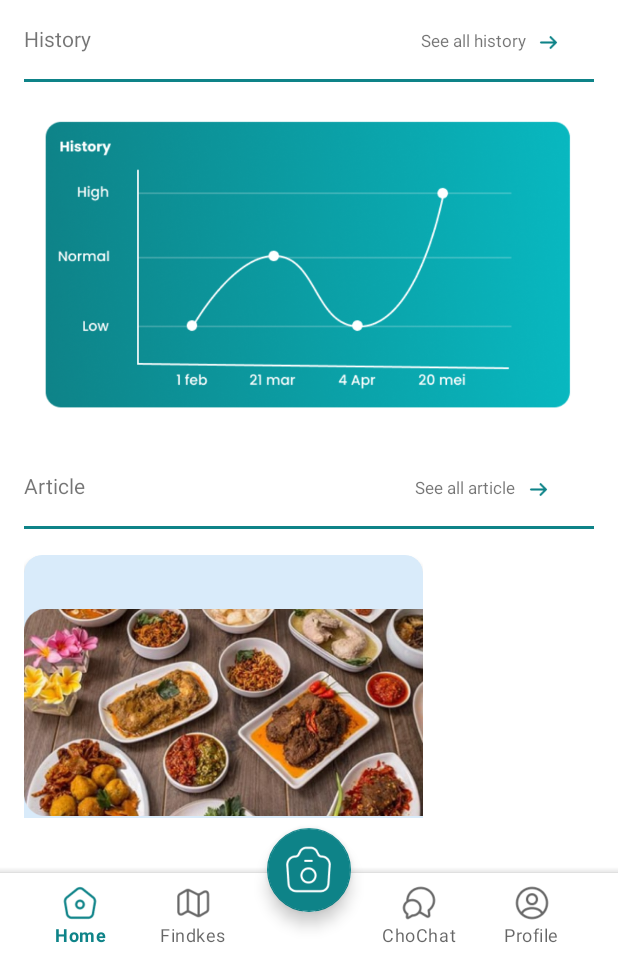
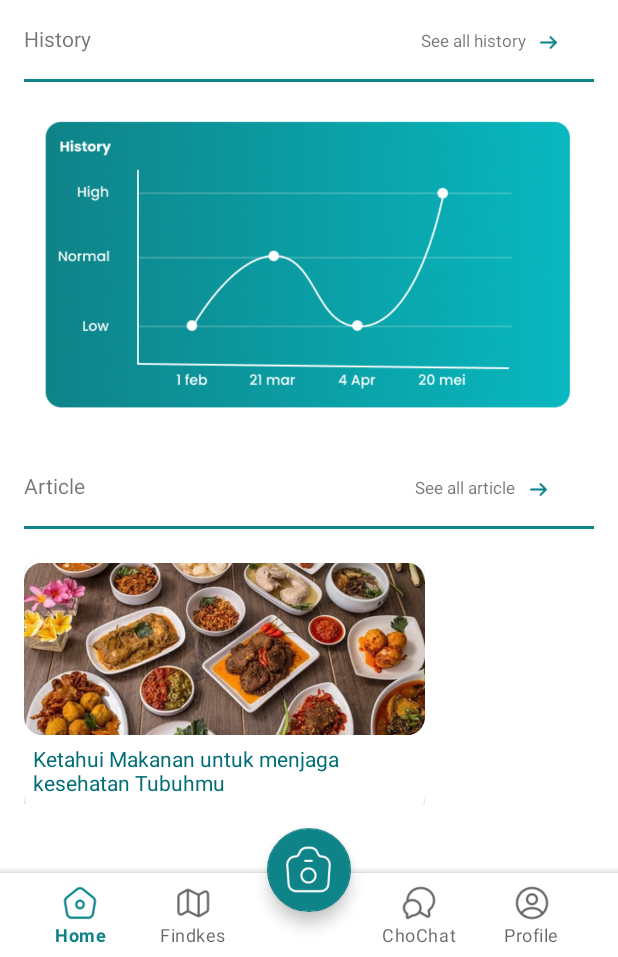
Before and after one commit to ChoTracker-C23-PS308/ChoTracker-MD, an Android app: the screen it shows after launch once a user with an empty profile is signed in (MainActivity), after a tap on "Article", on a phone screen of 412 x 824 dp, the part 279-1236 px from its top. Run offline under Robolectric (Android 15) with nearby library versions, the phone set to English and light mode, and no system bars; our stand-ins replace Firebase (no records; nobody signed in at launch, a user with empty details on screens opened directly).

Commit message:
create animation on button

```diff
--- a/app/src/main/java/com/capstone/chotracker/ui/article/ArticleFragment.kt
+++ b/app/src/main/java/com/capstone/chotracker/ui/article/ArticleFragment.kt
@@ -31,20 +31,7 @@ class ArticleFragment : Fragment() {
             requireActivity().supportFragmentManager.popBackStack()
         }
 
-        binding.article2.setOnClickListener {
-            val categoryFragment = DetailArticleFragment()
-            val fragmentManager = parentFragmentManager
-            fragmentManager.beginTransaction().apply {
 
-                replace(
-                    R.id.container_article,
-                    categoryFragment,
-                    DetailArticleFragment::class.java.simpleName
-                )
-                addToBackStack(null)
-                commit()
-            }
-        }
     }
     override fun onDestroy() {
         super.onDestroy()
--- /dev/null
+++ b/app/src/main/res/animator/button_press_anim.xml
@@ -0,0 +1,40 @@
+<selector xmlns:android="http://schemas.android.com/apk/res/android">
+    <item android:state_pressed="true">
+        <set>
+            <objectAnimator
+                android:propertyName="scaleX"
+                android:duration="200"
+                android:valueTo="0.95"
+                android:valueType="floatType"/>
+            <objectAnimator
+                android:propertyName="scaleY"
+                android:duration="200"
+                android:valueTo="0.95"
+                android:valueType="floatType"/>
+            <objectAnimator
+                android:propertyName="alpha"
+                android:duration="200"
+                android:valueTo="0.8"
+                android:valueType="floatType"/>
+        </set>
+    </item>
+    <item>
+        <set>
+            <objectAnimator
+                android:propertyName="scaleX"
+                android:duration="200"
+                android:valueTo="1.0"
+                android:valueType="floatType"/>
+            <objectAnimator
+                android:propertyName="scaleY"
+                android:duration="200"
+                android:valueTo="1.0"
+                android:valueType="floatType"/>
+            <objectAnimator
+                android:propertyName="alpha"
+                android:duration="200"
+                android:valueTo="1.0"
+                android:valueType="floatType"/>
+        </set>
+    </item>
+</selector>
--- a/app/src/main/res/layout/fragment_home.xml
+++ b/app/src/main/res/layout/fragment_home.xml
@@ -204,6 +204,7 @@
                 android:layout_width="wrap_content"
                 android:layout_height="wrap_content"
                 android:layout_margin="16dp"
+                android:stateListAnimator="@animator/button_press_anim"
                 android:orientation="horizontal">
 
                 <TextView
@@ -238,20 +239,20 @@
                 android:background="@color/main_green" />
 
             <LinearLayout
-                android:layout_width="266dp"
-                android:layout_height="249dp"
+                android:layout_width="267dp"
+                android:layout_height="166dp"
                 android:layout_margin="16dp"
                 android:orientation="vertical">
 
                 <androidx.cardview.widget.CardView
                     android:layout_width="match_parent"
-                    android:layout_height="match_parent"
-                    android:backgroundTint="@color/gray"
-                    app:cardCornerRadius="12sp">
+                    android:layout_height="175dp"
+                    android:backgroundTint="@color/white"
+                    app:cardCornerRadius="15dp">
 
                     <ImageView
-                        android:layout_width="321dp"
-                        android:layout_height="210dp"
+                        android:layout_width="match_parent"
+                        android:layout_height="125dp"
                         android:src="@drawable/article1" />
 
                     <TextView
@@ -259,9 +260,9 @@
                         android:layout_width="wrap_content"
                         android:layout_height="wrap_content"
                         android:layout_marginLeft="6dp"
-                        android:textColor="@color/dark_main_green"
-                        android:layout_marginTop="210dp"
-                        android:text="@string/name_article" />
+                        android:layout_marginTop="126dp"
+                        android:text="@string/name_article"
+                        android:textColor="@color/dark_main_green" />
 
                 </androidx.cardview.widget.CardView>
 
--- a/app/src/main/res/layout/fragment_profile.xml
+++ b/app/src/main/res/layout/fragment_profile.xml
@@ -49,6 +49,7 @@
         android:id="@+id/edit_profile"
         android:layout_width="31dp"
         android:layout_height="23dp"
+        android:stateListAnimator="@animator/button_press_anim"
         android:layout_marginStart="117dp"
         android:layout_marginTop="89dp"
         android:layout_marginEnd="24dp"
@@ -122,6 +123,7 @@
         android:layout_width="match_parent"
         android:layout_height="wrap_content"
         android:layout_marginTop="8dp"
+        android:stateListAnimator="@animator/button_press_anim"
         android:paddingTop="8dp"
         android:paddingBottom="8dp"
         app:layout_constraintStart_toStartOf="parent"
@@ -181,6 +183,7 @@
         android:layout_height="wrap_content"
         android:layout_marginTop="8dp"
         android:paddingTop="8dp"
+        android:stateListAnimator="@animator/button_press_anim"
         android:paddingBottom="8dp"
         app:layout_constraintStart_toStartOf="parent"
         app:layout_constraintEnd_toEndOf="parent"
@@ -227,6 +230,7 @@
         android:layout_marginStart="24dp"
         android:layout_marginTop="8dp"
         android:layout_marginEnd="24dp"
+
         android:background="@color/black"
         app:layout_constraintEnd_toEndOf="parent"
         app:layout_constraintStart_toStartOf="parent"
@@ -240,6 +244,7 @@
         android:layout_height="wrap_content"
         android:layout_marginTop="8dp"
         android:paddingTop="8dp"
+        android:stateListAnimator="@animator/button_press_anim"
         android:paddingBottom="8dp"
         app:layout_constraintStart_toStartOf="parent"
         app:layout_constraintEnd_toEndOf="parent"
@@ -296,6 +301,7 @@
         android:layout_width="match_parent"
         android:layout_height="wrap_content"
         android:layout_marginTop="8dp"
+        android:stateListAnimator="@animator/button_press_anim"
         android:paddingTop="8dp"
         android:paddingBottom="8dp"
         app:layout_constraintStart_toStartOf="parent"
@@ -353,6 +359,7 @@
         android:layout_width="match_parent"
         android:layout_height="wrap_content"
         android:layout_marginTop="8dp"
+        android:stateListAnimator="@animator/button_press_anim"
         android:paddingTop="8dp"
         android:paddingBottom="8dp"
         app:layout_constraintStart_toStartOf="parent"
```
